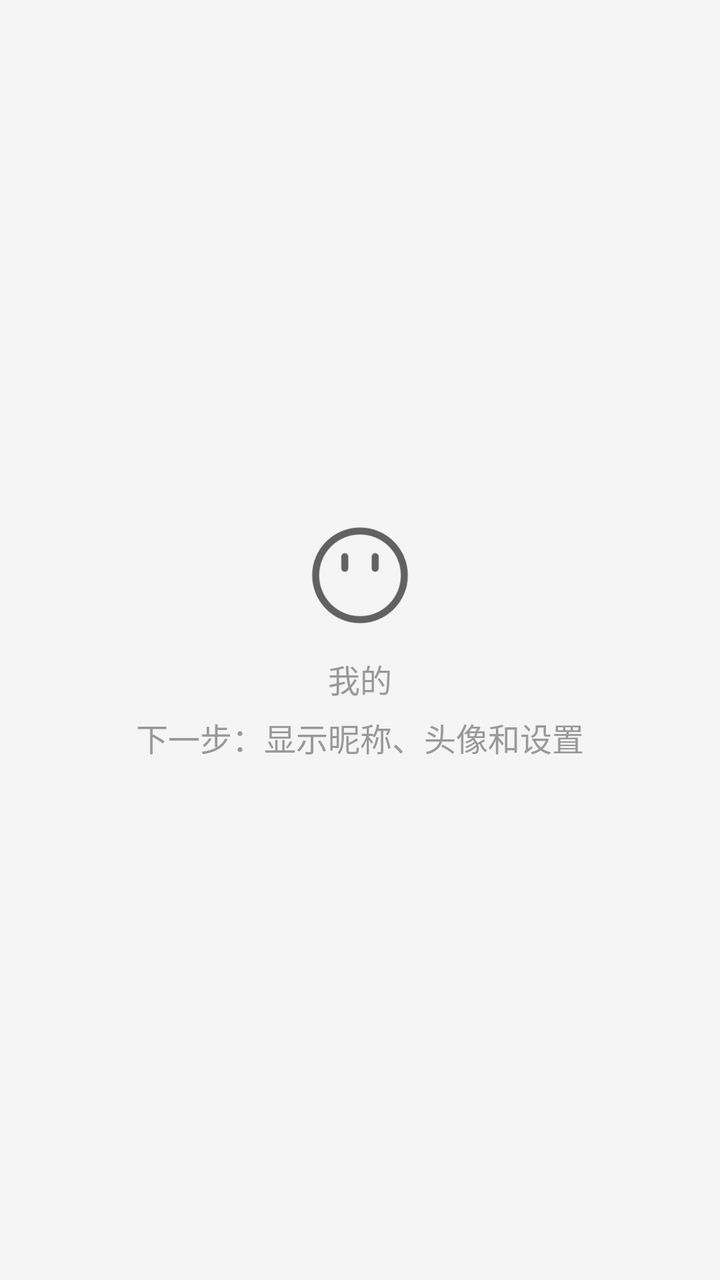
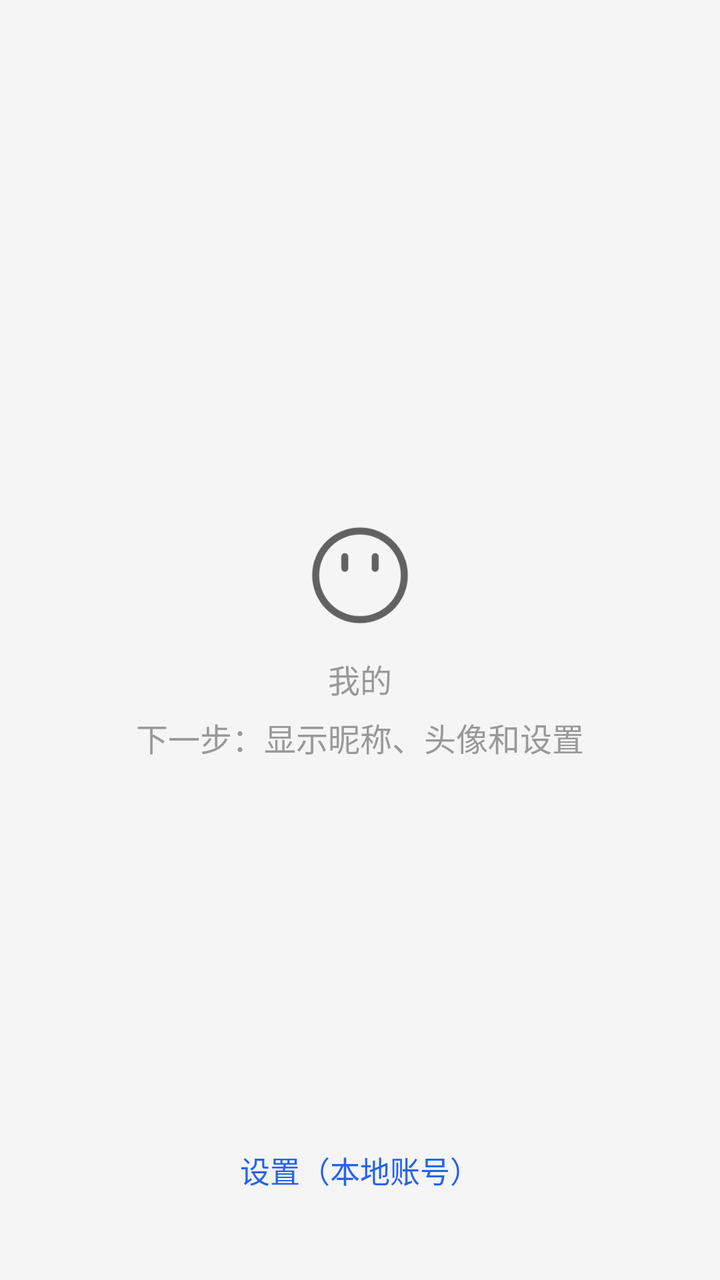

Two renders of the same Android screen: before a commit and after it. Below are the layout's source before the change and the commit's diff.
<!-- AndroidManifest.xml: application theme Theme.CoTalkProject -->
<!-- res/layout/fragment_profile.xml -->
<?xml version="1.0" encoding="utf-8"?>
<FrameLayout xmlns:android="http://schemas.android.com/apk/res/android"
    android:layout_width="match_parent"
    android:layout_height="match_parent"
    android:background="@color/bg_page">

    <LinearLayout
        android:layout_width="wrap_content"
        android:layout_height="wrap_content"
        android:layout_gravity="center"
        android:gravity="center"
        android:orientation="vertical"
        android:padding="24dp">

        <ImageView
            android:layout_width="56dp"
            android:layout_height="56dp"
            android:alpha="0.65"
            android:contentDescription="@null"
            android:src="@drawable/ic_profile" />

        <TextView
            android:layout_width="wrap_content"
            android:layout_height="wrap_content"
            android:layout_marginTop="12dp"
            android:gravity="center"
            android:lineSpacingExtra="6dp"
            android:text="@string/profile_placeholder"
            android:textColor="@color/text_hint"
            android:textSize="16sp" />
    </LinearLayout>

</FrameLayout>
<!-- resources referenced by this layout -->
<resources>
  <color name="bg_page">#FFF5F5F5</color>
  <color name="text_hint">#FF999999</color>
  <!-- drawable ic_profile: png bitmap (drawable, 6060 bytes) -->
  <string name="profile_placeholder">我的\n下一步：显示昵称、头像和设置</string>
  <style name="Theme.CoTalkProject" parent="Base.Theme.CoTalkProject" />
  <style name="Base.Theme.CoTalkProject" parent="Theme.Material3.Light.NoActionBar">
          <item name="colorPrimary">@color/blue_ty</item>
          <item name="colorOnPrimary">@color/text_primary</item>
          <item name="colorSecondary">@color/blue_dark</item>
          <item name="colorOnSecondary">@color/text_primary</item>
          <item name="android:colorAccent">@color/blue_ty</item>
  
          <item name="android:windowBackground">@color/bg_page</item>
          <item name="android:statusBarColor">@color/blue_ty</item>
          <item name="android:navigationBarColor">@color/white</item>
          <item name="android:windowLightStatusBar">true</item>
          <item name="android:windowLightNavigationBar" tools:targetApi="o_mr1">true</item>
          <item name="android:forceDarkAllowed" tools:targetApi="q">false</item>
      </style>
  <color name="blue_ty">#FF66CCFF</color>
  <color name="text_primary">#FF000000</color>
  <color name="blue_dark">#FF33B5E5</color>
  <color name="white">#FFFFFFFF</color>
</resources>

<!-- the commit's change to res/layout/fragment_profile.xml (unified diff, before → after) -->
@@ -30,4 +30,18 @@
             android:textSize="16sp" />
     </LinearLayout>
 
+    <TextView
+        android:id="@+id/tv_open_settings"
+        android:layout_width="wrap_content"
+        android:layout_height="wrap_content"
+        android:layout_gravity="bottom|center_horizontal"
+        android:layout_marginBottom="32dp"
+        android:background="?attr/selectableItemBackground"
+        android:clickable="true"
+        android:focusable="true"
+        android:padding="12dp"
+        android:text="@string/open_settings"
+        android:textColor="@color/blue_light"
+        android:textSize="15sp" />
+
 </FrameLayout>
<!-- resource entries referenced after the edit -->
@@ -1,8 +1,10 @@
 <!-- resources referenced by this layout -->
 <resources>
   <color name="bg_page">#FFF5F5F5</color>
+  <color name="blue_light">#FF2563EB</color>
   <color name="text_hint">#FF999999</color>
   <!-- drawable ic_profile: png bitmap (drawable, 6060 bytes) -->
+  <string name="open_settings">设置（本地账号）</string>
   <string name="profile_placeholder">我的\n下一步：显示昵称、头像和设置</string>
   <style name="Theme.CoTalkProject" parent="Base.Theme.CoTalkProject" />
   <style name="Base.Theme.CoTalkProject" parent="Theme.Material3.Light.NoActionBar">
